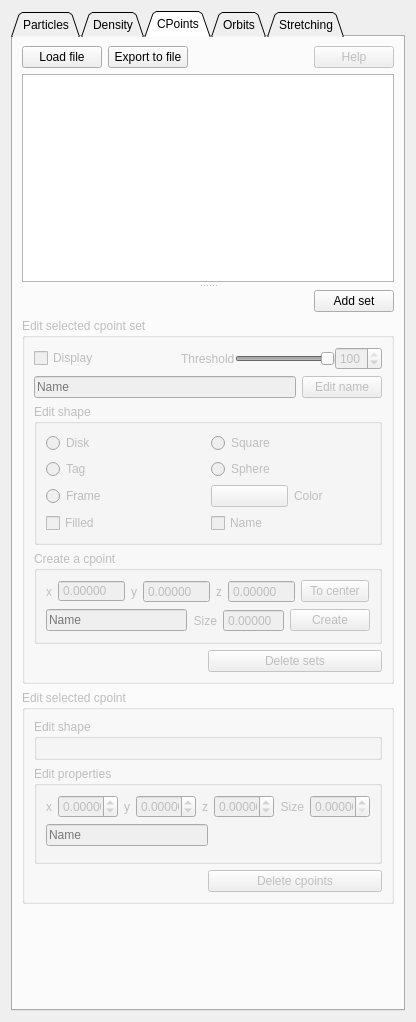
This is src/formobjectcontrol.ui in jcldc/glnemo2 as Qt 5 draws it before an edit. The edited form follows.
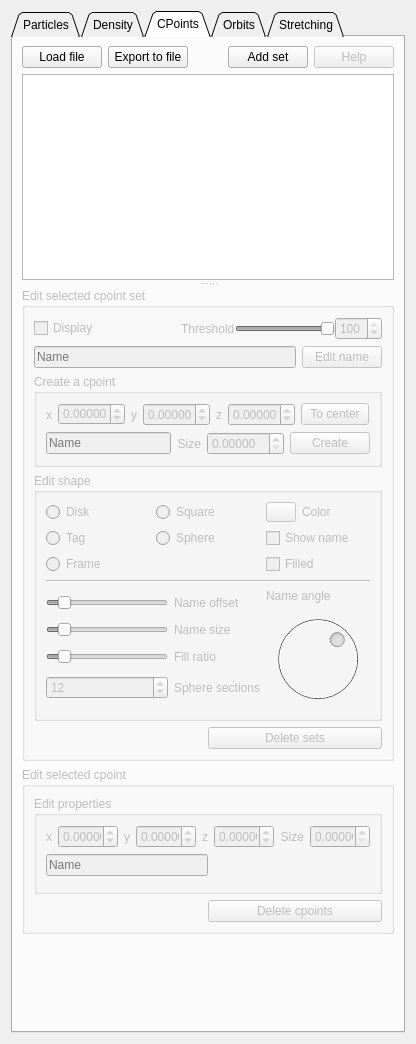
This is the edited form. Icons and pictures are not drawn.

```diff
--- a/src/formobjectcontrol.ui
+++ b/src/formobjectcontrol.ui
@@ -7,7 +7,7 @@
     <x>0</x>
     <y>0</y>
     <width>416</width>
-    <height>1022</height>
+    <height>1044</height>
    </rect>
   </property>
   <property name="sizePolicy">
@@ -1023,53 +1023,6 @@
        <string>CPoints</string>
       </attribute>
       <layout class="QGridLayout" name="gridLayout_10">
-       <item row="0" column="0">
-        <layout class="QHBoxLayout" name="load_groupbox">
-         <item>
-          <widget class="QPushButton" name="load_cpoints_file">
-           <property name="text">
-            <string>Load file</string>
-           </property>
-          </widget>
-         </item>
-         <item>
-          <widget class="QPushButton" name="export_cpoints_file">
-           <property name="text">
-            <string>Export to file</string>
-           </property>
-          </widget>
-         </item>
-         <item>
-          <spacer name="horizontalSpacer_3">
-           <property name="orientation">
-            <enum>Qt::Horizontal</enum>
-           </property>
-           <property name="sizeHint" stdset="0">
-            <size>
-             <width>78</width>
-             <height>20</height>
-            </size>
-           </property>
-          </spacer>
-         </item>
-         <item>
-          <widget class="QPushButton" name="pushButton">
-           <property name="enabled">
-            <bool>false</bool>
-           </property>
-           <property name="sizePolicy">
-            <sizepolicy hsizetype="Minimum" vsizetype="Fixed">
-             <horstretch>0</horstretch>
-             <verstretch>0</verstretch>
-            </sizepolicy>
-           </property>
-           <property name="text">
-            <string>Help</string>
-           </property>
-          </widget>
-         </item>
-        </layout>
-       </item>
        <item row="1" column="0">
         <widget class="QSplitter" name="splitter">
          <property name="orientation">
@@ -1104,45 +1057,6 @@
          </widget>
          <widget class="QWidget" name="verticalLayoutWidget">
           <layout class="QVBoxLayout" name="verticalLayout_5">
-           <item>
-            <layout class="QHBoxLayout" name="horizontalLayout_11">
-             <property name="spacing">
-              <number>0</number>
-             </property>
-             <item>
-              <spacer name="horizontalSpacer_5">
-               <property name="orientation">
-                <enum>Qt::Horizontal</enum>
-               </property>
-               <property name="sizeHint" stdset="0">
-                <size>
-                 <width>40</width>
-                 <height>20</height>
-                </size>
-               </property>
-              </spacer>
-             </item>
-             <item>
-              <widget class="QPushButton" name="add_cpointset">
-               <property name="sizePolicy">
-                <sizepolicy hsizetype="Fixed" vsizetype="Fixed">
-                 <horstretch>0</horstretch>
-                 <verstretch>0</verstretch>
-                </sizepolicy>
-               </property>
-               <property name="toolTip">
-                <string>Create a new cpointset</string>
-               </property>
-               <property name="text">
-                <string>Add set</string>
-               </property>
-               <property name="checkable">
-                <bool>false</bool>
-               </property>
-              </widget>
-             </item>
-            </layout>
-           </item>
            <item>
             <widget class="QGroupBox" name="edit_cpointset_parent_box">
              <property name="enabled">
@@ -1299,115 +1213,6 @@
                    </item>
                   </layout>
                  </item>
-                 <item>
-                  <widget class="QGroupBox" name="groupBox_11">
-                   <property name="title">
-                    <string>Edit shape</string>
-                   </property>
-                   <layout class="QGridLayout" name="gridLayout_11">
-                    <item row="3" column="1">
-                     <layout class="QHBoxLayout" name="horizontalLayout_8">
-                      <item>
-                       <widget class="QPushButton" name="color_picker_button">
-                        <property name="sizePolicy">
-                         <sizepolicy hsizetype="Minimum" vsizetype="Minimum">
-                          <horstretch>0</horstretch>
-                          <verstretch>0</verstretch>
-                         </sizepolicy>
-                        </property>
-                        <property name="toolTip">
-                         <string>Set color of the selected cpointset</string>
-                        </property>
-                        <property name="text">
-                         <string/>
-                        </property>
-                       </widget>
-                      </item>
-                      <item>
-                       <widget class="QLabel" name="label_13">
-                        <property name="text">
-                         <string>Color</string>
-                        </property>
-                        <property name="alignment">
-                         <set>Qt::AlignLeading|Qt::AlignLeft|Qt::AlignVCenter</set>
-                        </property>
-                       </widget>
-                      </item>
-                     </layout>
-                    </item>
-                    <item row="3" column="0">
-                     <widget class="QRadioButton" name="shape_radio_frame">
-                      <property name="toolTip">
-                       <string>Change cpoints shape to frame</string>
-                      </property>
-                      <property name="text">
-                       <string>Frame</string>
-                      </property>
-                     </widget>
-                    </item>
-                    <item row="2" column="1">
-                     <widget class="QRadioButton" name="shape_radio_sphere">
-                      <property name="toolTip">
-                       <string>Change cpoints shape to sphere</string>
-                      </property>
-                      <property name="text">
-                       <string>Sphere</string>
-                      </property>
-                     </widget>
-                    </item>
-                    <item row="2" column="0">
-                     <widget class="QRadioButton" name="shape_radio_tag">
-                      <property name="toolTip">
-                       <string>Change cpoints shape to tag</string>
-                      </property>
-                      <property name="text">
-                       <string>Tag</string>
-                      </property>
-                     </widget>
-                    </item>
-                    <item row="0" column="1">
-                     <widget class="QRadioButton" name="shape_radio_square">
-                      <property name="toolTip">
-                       <string>Change cpoints shape to square</string>
-                      </property>
-                      <property name="text">
-                       <string>Square</string>
-                      </property>
-                     </widget>
-                    </item>
-                    <item row="0" column="0">
-                     <widget class="QRadioButton" name="shape_radio_disk">
-                      <property name="toolTip">
-                       <string>Change cpoints shape to circle</string>
-                      </property>
-                      <property name="text">
-                       <string>Disk</string>
-                      </property>
-                     </widget>
-                    </item>
-                    <item row="4" column="1">
-                     <widget class="QCheckBox" name="shape_checkbox_name_cbx">
-                      <property name="toolTip">
-                       <string>Display cpoints name</string>
-                      </property>
-                      <property name="text">
-                       <string>Name</string>
-                      </property>
-                     </widget>
-                    </item>
-                    <item row="4" column="0">
-                     <widget class="QCheckBox" name="shape_checkbox_filled">
-                      <property name="toolTip">
-                       <string>Toggle fill shape</string>
-                      </property>
-                      <property name="text">
-                       <string>Filled</string>
-                      </property>
-                     </widget>
-                    </item>
-                   </layout>
-                  </widget>
-                 </item>
                  <item>
                   <widget class="QGroupBox" name="groupBox_10">
                    <property name="sizePolicy">
@@ -1447,7 +1252,7 @@
                          <string notr="true">QSpinBox::up-button{width:0px;}</string>
                         </property>
                         <property name="buttonSymbols">
-                         <enum>QAbstractSpinBox::NoButtons</enum>
+                         <enum>QAbstractSpinBox::UpDownArrows</enum>
                         </property>
                         <property name="decimals">
                          <number>5</number>
@@ -1479,7 +1284,7 @@
                       <item>
                        <widget class="QDoubleSpinBox" name="add_cpoint_coords_y">
                         <property name="buttonSymbols">
-                         <enum>QAbstractSpinBox::NoButtons</enum>
+                         <enum>QAbstractSpinBox::UpDownArrows</enum>
                         </property>
                         <property name="decimals">
                          <number>5</number>
@@ -1511,7 +1316,7 @@
                       <item>
                        <widget class="QDoubleSpinBox" name="add_cpoint_coords_z">
                         <property name="buttonSymbols">
-                         <enum>QAbstractSpinBox::NoButtons</enum>
+                         <enum>QAbstractSpinBox::UpDownArrows</enum>
                         </property>
                         <property name="decimals">
                          <number>5</number>
@@ -1573,7 +1378,7 @@
                          <string>Size of the cpoint</string>
                         </property>
                         <property name="buttonSymbols">
-                         <enum>QAbstractSpinBox::NoButtons</enum>
+                         <enum>QAbstractSpinBox::UpDownArrows</enum>
                         </property>
                         <property name="decimals">
                          <number>5</number>
@@ -1601,6 +1406,263 @@
                    </layout>
                   </widget>
                  </item>
+                 <item>
+                  <widget class="QGroupBox" name="groupBox_11">
+                   <property name="title">
+                    <string>Edit shape</string>
+                   </property>
+                   <layout class="QGridLayout" name="gridLayout_11">
+                    <item row="2" column="2">
+                     <widget class="QCheckBox" name="shape_checkbox_name_cbx">
+                      <property name="toolTip">
+                       <string>Display cpoints name</string>
+                      </property>
+                      <property name="text">
+                       <string>Show name</string>
+                      </property>
+                     </widget>
+                    </item>
+                    <item row="0" column="2">
+                     <layout class="QHBoxLayout" name="horizontalLayout_8">
+                      <item>
+                       <widget class="QPushButton" name="color_picker_button">
+                        <property name="maximumSize">
+                         <size>
+                          <width>30</width>
+                          <height>20</height>
+                         </size>
+                        </property>
+                        <property name="toolTip">
+                         <string>Set color of the selected cpointset</string>
+                        </property>
+                        <property name="text">
+                         <string/>
+                        </property>
+                       </widget>
+                      </item>
+                      <item>
+                       <widget class="QLabel" name="label_13">
+                        <property name="text">
+                         <string>Color</string>
+                        </property>
+                        <property name="alignment">
+                         <set>Qt::AlignLeading|Qt::AlignLeft|Qt::AlignVCenter</set>
+                        </property>
+                       </widget>
+                      </item>
+                     </layout>
+                    </item>
+                    <item row="0" column="0">
+                     <widget class="QRadioButton" name="shape_radio_disk">
+                      <property name="toolTip">
+                       <string>Change cpoints shape to circle</string>
+                      </property>
+                      <property name="text">
+                       <string>Disk</string>
+                      </property>
+                     </widget>
+                    </item>
+                    <item row="3" column="0">
+                     <widget class="QRadioButton" name="shape_radio_frame">
+                      <property name="toolTip">
+                       <string>Change cpoints shape to frame</string>
+                      </property>
+                      <property name="text">
+                       <string>Frame</string>
+                      </property>
+                     </widget>
+                    </item>
+                    <item row="3" column="2">
+                     <widget class="QCheckBox" name="shape_checkbox_filled">
+                      <property name="toolTip">
+                       <string>Toggle fill shape</string>
+                      </property>
+                      <property name="text">
+                       <string>Filled</string>
+                      </property>
+                     </widget>
+                    </item>
+                    <item row="2" column="0">
+                     <widget class="QRadioButton" name="shape_radio_tag">
+                      <property name="toolTip">
+                       <string>Change cpoints shape to tag</string>
+                      </property>
+                      <property name="text">
+                       <string>Tag</string>
+                      </property>
+                     </widget>
+                    </item>
+                    <item row="2" column="1">
+                     <widget class="QRadioButton" name="shape_radio_sphere">
+                      <property name="toolTip">
+                       <string>Change cpoints shape to sphere</string>
+                      </property>
+                      <property name="text">
+                       <string>Sphere</string>
+                      </property>
+                     </widget>
+                    </item>
+                    <item row="7" column="2" rowspan="2">
+                     <layout class="QVBoxLayout" name="verticalLayout_9">
+                      <item>
+                       <widget class="QLabel" name="label_23">
+                        <property name="text">
+                         <string>Name angle</string>
+                        </property>
+                       </widget>
+                      </item>
+                      <item>
+                       <widget class="QDial" name="edit_shape_name_angle">
+                        <property name="maximum">
+                         <number>360</number>
+                        </property>
+                        <property name="pageStep">
+                         <number>5</number>
+                        </property>
+                        <property name="value">
+                         <number>135</number>
+                        </property>
+                        <property name="invertedAppearance">
+                         <bool>true</bool>
+                        </property>
+                        <property name="wrapping">
+                         <bool>true</bool>
+                        </property>
+                       </widget>
+                      </item>
+                     </layout>
+                    </item>
+                    <item row="5" column="0" colspan="3">
+                     <widget class="Line" name="line">
+                      <property name="orientation">
+                       <enum>Qt::Horizontal</enum>
+                      </property>
+                     </widget>
+                    </item>
+                    <item row="0" column="1">
+                     <widget class="QRadioButton" name="shape_radio_square">
+                      <property name="toolTip">
+                       <string>Change cpoints shape to square</string>
+                      </property>
+                      <property name="text">
+                       <string>Square</string>
+                      </property>
+                     </widget>
+                    </item>
+                    <item row="7" column="0" rowspan="2" colspan="2">
+                     <layout class="QGridLayout" name="gridLayout_12">
+                      <property name="topMargin">
+                       <number>0</number>
+                      </property>
+                      <item row="1" column="1">
+                       <widget class="QLabel" name="label_24">
+                        <property name="text">
+                         <string>Name size</string>
+                        </property>
+                       </widget>
+                      </item>
+                      <item row="0" column="0">
+                       <widget class="QSlider" name="edit_shape_name_offset">
+                        <property name="sizePolicy">
+                         <sizepolicy hsizetype="Preferred" vsizetype="Fixed">
+                          <horstretch>0</horstretch>
+                          <verstretch>0</verstretch>
+                         </sizepolicy>
+                        </property>
+                        <property name="pageStep">
+                         <number>1</number>
+                        </property>
+                        <property name="value">
+                         <number>10</number>
+                        </property>
+                        <property name="orientation">
+                         <enum>Qt::Horizontal</enum>
+                        </property>
+                       </widget>
+                      </item>
+                      <item row="2" column="0">
+                       <widget class="QSlider" name="edit_shape_fill_ratio">
+                        <property name="sizePolicy">
+                         <sizepolicy hsizetype="Preferred" vsizetype="Fixed">
+                          <horstretch>0</horstretch>
+                          <verstretch>0</verstretch>
+                         </sizepolicy>
+                        </property>
+                        <property name="maximum">
+                         <number>100</number>
+                        </property>
+                        <property name="pageStep">
+                         <number>1</number>
+                        </property>
+                        <property name="value">
+                         <number>10</number>
+                        </property>
+                        <property name="orientation">
+                         <enum>Qt::Horizontal</enum>
+                        </property>
+                       </widget>
+                      </item>
+                      <item row="0" column="1">
+                       <widget class="QLabel" name="label_22">
+                        <property name="text">
+                         <string>Name offset</string>
+                        </property>
+                       </widget>
+                      </item>
+                      <item row="2" column="1">
+                       <widget class="QLabel" name="label_17">
+                        <property name="text">
+                         <string>Fill ratio</string>
+                        </property>
+                       </widget>
+                      </item>
+                      <item row="1" column="0">
+                       <widget class="QSlider" name="edit_shape_name_size_factor">
+                        <property name="pageStep">
+                         <number>1</number>
+                        </property>
+                        <property name="value">
+                         <number>10</number>
+                        </property>
+                        <property name="orientation">
+                         <enum>Qt::Horizontal</enum>
+                        </property>
+                       </widget>
+                      </item>
+                      <item row="3" column="0">
+                       <widget class="QSpinBox" name="edit_shape_nb_sphere_sections">
+                        <property name="sizePolicy">
+                         <sizepolicy hsizetype="Preferred" vsizetype="Fixed">
+                          <horstretch>0</horstretch>
+                          <verstretch>0</verstretch>
+                         </sizepolicy>
+                        </property>
+                        <property name="minimum">
+                         <number>4</number>
+                        </property>
+                        <property name="maximum">
+                         <number>1024</number>
+                        </property>
+                        <property name="singleStep">
+                         <number>2</number>
+                        </property>
+                        <property name="value">
+                         <number>12</number>
+                        </property>
+                       </widget>
+                      </item>
+                      <item row="3" column="1">
+                       <widget class="QLabel" name="label_11">
+                        <property name="text">
+                         <string>Sphere sections</string>
+                        </property>
+                       </widget>
+                      </item>
+                     </layout>
+                    </item>
+                   </layout>
+                  </widget>
+                 </item>
                 </layout>
                </widget>
               </item>
@@ -1691,17 +1753,6 @@
                  <property name="bottomMargin">
                   <number>0</number>
                  </property>
-                 <item>
-                  <widget class="QGroupBox" name="groupBox_12">
-                   <property name="enabled">
-                    <bool>false</bool>
-                   </property>
-                   <property name="title">
-                    <string>Edit shape</string>
-                   </property>
-                   <layout class="QGridLayout" name="gridLayout_15"/>
-                  </widget>
-                 </item>
                  <item>
                   <widget class="QGroupBox" name="groupBox_13">
                    <property name="sizePolicy">
@@ -1752,9 +1803,6 @@
                         <property name="maximum">
                          <double>9999999999999999583119736832.000000000000000</double>
                         </property>
-                        <property name="stepType">
-                         <enum>QAbstractSpinBox::AdaptiveDecimalStepType</enum>
-                        </property>
                        </widget>
                       </item>
                       <item>
@@ -1790,9 +1838,6 @@
                         <property name="maximum">
                          <double>9999999999999999583119736832.000000000000000</double>
                         </property>
-                        <property name="stepType">
-                         <enum>QAbstractSpinBox::AdaptiveDecimalStepType</enum>
-                        </property>
                        </widget>
                       </item>
                       <item>
@@ -1828,9 +1873,6 @@
                         <property name="maximum">
                          <double>9999999999999999583119736832.000000000000000</double>
                         </property>
-                        <property name="stepType">
-                         <enum>QAbstractSpinBox::AdaptiveDecimalStepType</enum>
-                        </property>
                        </widget>
                       </item>
                       <item>
@@ -1860,9 +1902,6 @@
                         <property name="decimals">
                          <number>5</number>
                         </property>
-                        <property name="stepType">
-                         <enum>QAbstractSpinBox::AdaptiveDecimalStepType</enum>
-                        </property>
                        </widget>
                       </item>
                      </layout>
@@ -1992,6 +2031,66 @@
          </widget>
         </widget>
        </item>
+       <item row="0" column="0">
+        <layout class="QHBoxLayout" name="load_groupbox">
+         <item>
+          <widget class="QPushButton" name="load_cpoints_file">
+           <property name="text">
+            <string>Load file</string>
+           </property>
+          </widget>
+         </item>
+         <item>
+          <widget class="QPushButton" name="export_cpoints_file">
+           <property name="text">
+            <string>Export to file</string>
+           </property>
+          </widget>
+         </item>
+         <item>
+          <spacer name="horizontalSpacer_3">
+           <property name="orientation">
+            <enum>Qt::Horizontal</enum>
+           </property>
+           <property name="sizeHint" stdset="0">
+            <size>
+             <width>78</width>
+             <height>20</height>
+            </size>
+           </property>
+          </spacer>
+         </item>
+         <item>
+          <widget class="QPushButton" name="add_cpointset">
+           <property name="toolTip">
+            <string>Create a new cpointset</string>
+           </property>
+           <property name="text">
+            <string>Add set</string>
+           </property>
+           <property name="checkable">
+            <bool>false</bool>
+           </property>
+          </widget>
+         </item>
+         <item>
+          <widget class="QPushButton" name="pushButton">
+           <property name="enabled">
+            <bool>false</bool>
+           </property>
+           <property name="sizePolicy">
+            <sizepolicy hsizetype="Minimum" vsizetype="Fixed">
+             <horstretch>0</horstretch>
+             <verstretch>0</verstretch>
+            </sizepolicy>
+           </property>
+           <property name="text">
+            <string>Help</string>
+           </property>
+          </widget>
+         </item>
+        </layout>
+       </item>
       </layout>
      </widget>
      <widget class="QWidget" name="tab_orbits">
```
